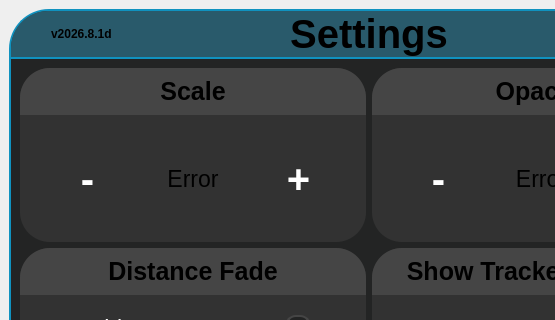
Qt form src/userinterface/panicdashboard.ui (Trixxle/SeamenPerformanceOverlay) before a commit; both pictures show x 0 to 555 and y 0 to 320 of the 733 by 790 pixel window.
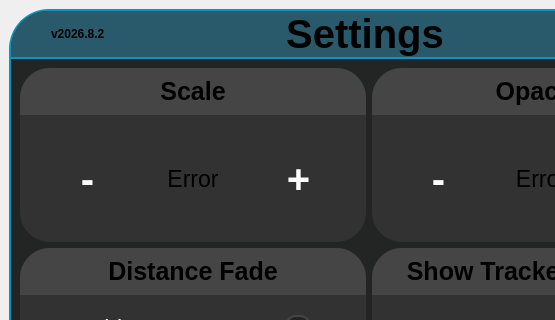
The same form after that commit. Icons and pictures are not drawn.

Patch:
```diff
--- a/src/userinterface/panicdashboard.ui
+++ b/src/userinterface/panicdashboard.ui
@@ -275,7 +275,7 @@
          <item>
           <widget class="QLabel" name="versionNumber">
            <property name="text">
-            <string>v2026.8.1d</string>
+            <string>v2026.8.2</string>
            </property>
           </widget>
          </item>
```
